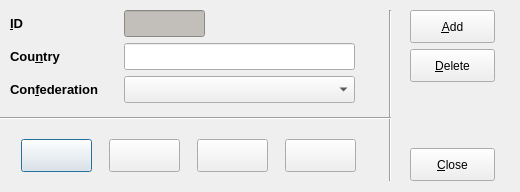
soccermetrics/marcotti-desktop, file code/pyqt/gui/country_setup.ui: the form before one commit.
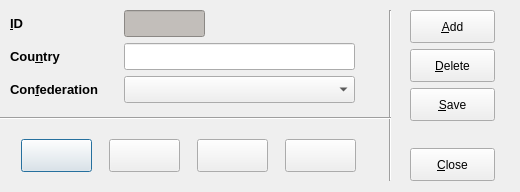
The form after the commit. Icons and pictures are not drawn.

Commit message: Added Save button to UIs, rebuilt autocoded Python files (#13)

```diff
--- a/code/pyqt/gui/country_setup.ui
+++ b/code/pyqt/gui/country_setup.ui
@@ -320,12 +320,12 @@
     </item>
    </layout>
   </widget>
-  <widget class="QWidget" name="layoutWidget">
+  <widget class="QWidget" name="">
    <property name="geometry">
     <rect>
      <x>410</x>
      <y>10</y>
-     <width>101</width>
+     <width>111</width>
      <height>171</height>
     </rect>
    </property>
@@ -382,6 +382,32 @@
       </property>
      </widget>
     </item>
+    <item>
+     <widget class="QPushButton" name="saveEntry">
+      <property name="minimumSize">
+       <size>
+        <width>85</width>
+        <height>33</height>
+       </size>
+      </property>
+      <property name="maximumSize">
+       <size>
+        <width>85</width>
+        <height>33</height>
+       </size>
+      </property>
+      <property name="toolTip">
+       <string>Delete Entry</string>
+      </property>
+      <property name="text">
+       <string>&amp;Save</string>
+      </property>
+      <property name="icon">
+       <iconset resource="fmrd_resources.qrc">
+        <normaloff>:/images/save.png</normaloff>:/images/save.png</iconset>
+      </property>
+     </widget>
+    </item>
     <item>
      <spacer name="verticalSpacer">
       <property name="orientation">
@@ -389,8 +415,8 @@
       </property>
       <property name="sizeHint" stdset="0">
        <size>
-        <width>20</width>
-        <height>58</height>
+        <width>96</width>
+        <height>10</height>
        </size>
       </property>
      </spacer>
```
The commit also changes 52 other files.
